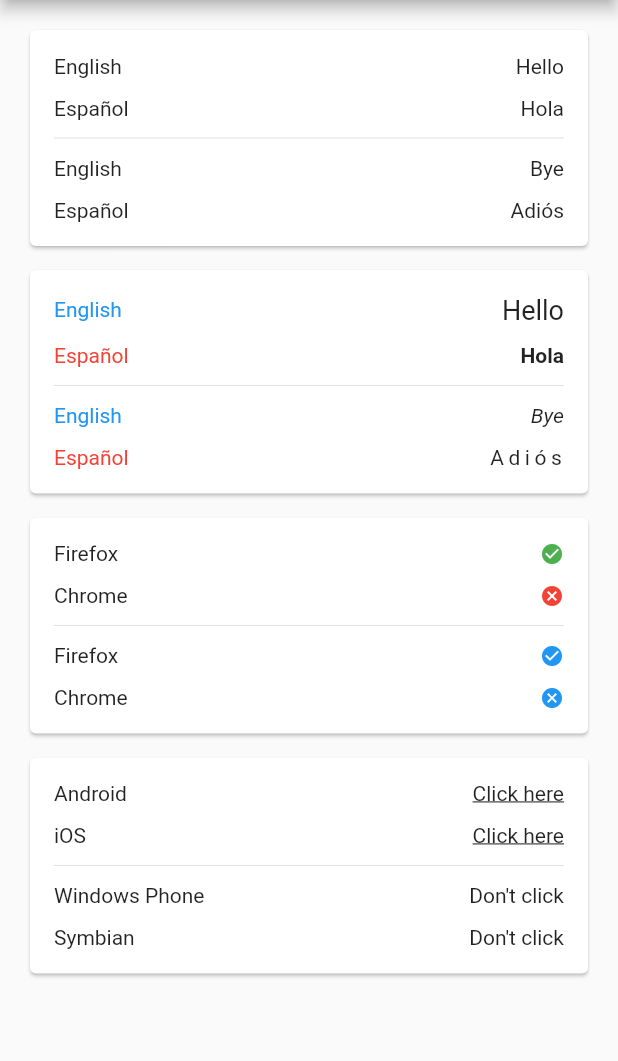
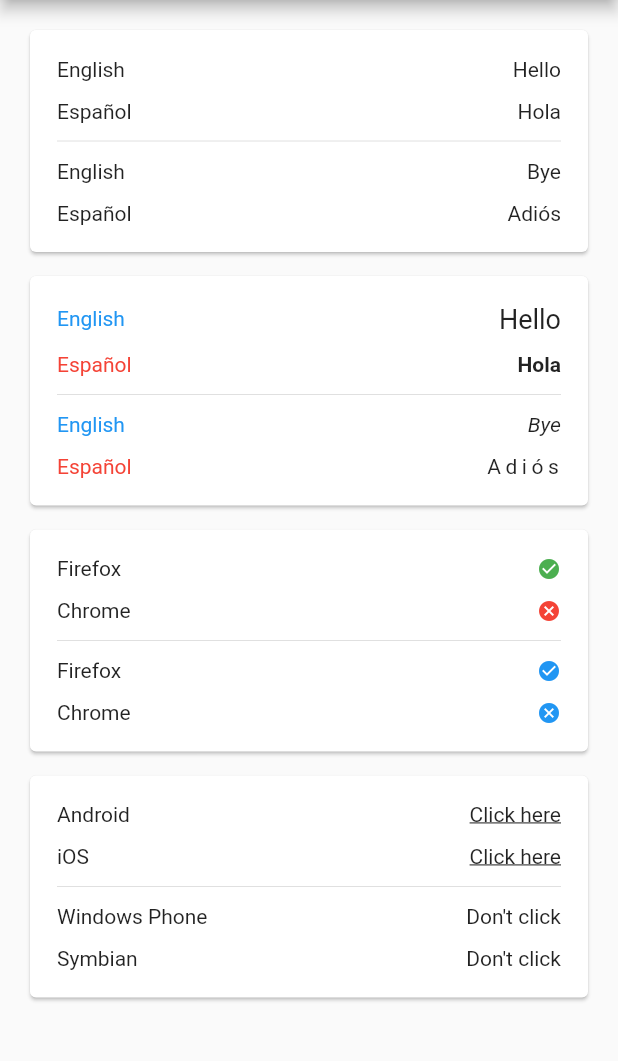
Before and after one commit to jesusrp98/row_collection, a Flutter app: the screen it shows after launch, on a phone screen of 412 x 824 dp, the part 84-1145 px from its top. Run offline on Flutter 3.47's test engine with Material 2 defaults, Android fonts, the phone set to English and light mode, and no system bars.

Commit message:
Updated main

```diff
--- a/example/lib/main.dart
+++ b/example/lib/main.dart
@@ -27,8 +27,7 @@ class HomePage extends StatelessWidget {
         padding: EdgeInsets.all(16),
         children: <Widget>[
           Card(
-            child: RowLayout(
-              padding: EdgeInsets.all(16),
+            child: RowLayout.card(
               children: <Widget>[
                 RowItem.text('English', 'Hello'),
                 RowItem.text('Español', 'Hola'),
@@ -40,8 +39,7 @@ class HomePage extends StatelessWidget {
           ),
           Separator.cardSpacer(),
           Card(
-            child: RowLayout(
-              padding: EdgeInsets.all(16),
+            child: RowLayout.card(
               children: <Widget>[
                 RowItem.text(
                   'English',
@@ -73,8 +71,7 @@ class HomePage extends StatelessWidget {
           ),
           Separator.cardSpacer(),
           Card(
-            child: RowLayout(
-              padding: EdgeInsets.all(16),
+            child: RowLayout.card(
               children: <Widget>[
                 RowItem.icon('Firefox', true),
                 RowItem.icon('Chrome', false),
@@ -94,8 +91,7 @@ class HomePage extends StatelessWidget {
           ),
           Separator.cardSpacer(),
           Card(
-            child: RowLayout(
-              padding: EdgeInsets.all(16),
+            child: RowLayout.card(
               children: <Widget>[
                 RowItem.clickable(
                   'Android',
```
